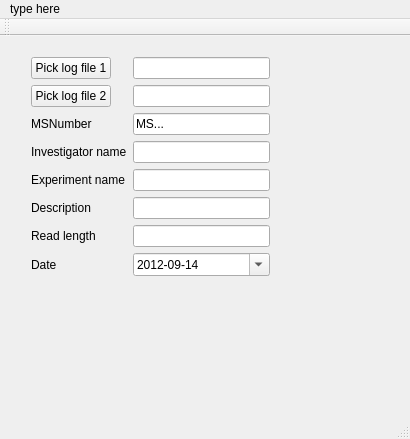
Qt form mainwindow.ui (medvir/neomerger) before a commit.
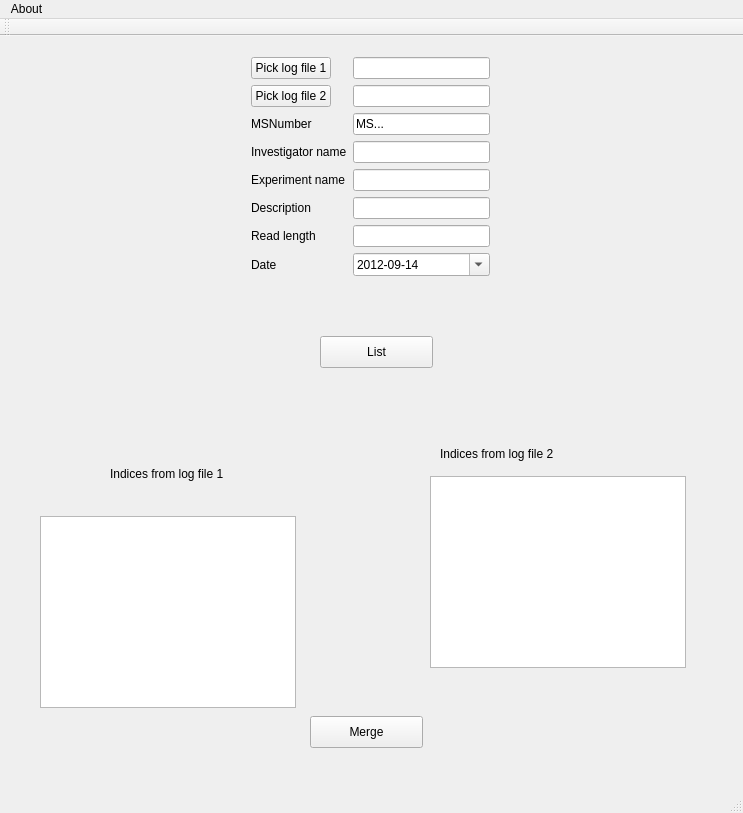
The same form after that commit.

```diff
--- a/mainwindow.ui
+++ b/mainwindow.ui
@@ -6,21 +6,21 @@
    <rect>
     <x>0</x>
     <y>0</y>
-    <width>410</width>
-    <height>439</height>
+    <width>743</width>
+    <height>813</height>
    </rect>
   </property>
   <property name="windowTitle">
    <string>MainWindow</string>
   </property>
   <widget class="QWidget" name="centralWidget">
-   <widget class="QWidget" name="">
+   <widget class="QWidget" name="layoutWidget">
     <property name="geometry">
      <rect>
-      <x>20</x>
+      <x>240</x>
       <y>10</y>
       <width>261</width>
-      <height>251</height>
+      <height>279</height>
      </rect>
     </property>
     <layout class="QFormLayout" name="formLayout">
@@ -131,33 +131,116 @@
      </item>
     </layout>
    </widget>
+   <widget class="QPushButton" name="listButton">
+    <property name="geometry">
+     <rect>
+      <x>320</x>
+      <y>300</y>
+      <width>113</width>
+      <height>32</height>
+     </rect>
+    </property>
+    <property name="text">
+     <string>List</string>
+    </property>
+   </widget>
+   <widget class="QPushButton" name="mergeButton">
+    <property name="geometry">
+     <rect>
+      <x>310</x>
+      <y>680</y>
+      <width>113</width>
+      <height>32</height>
+     </rect>
+    </property>
+    <property name="text">
+     <string>Merge</string>
+    </property>
+   </widget>
+   <widget class="QListWidget" name="listWidget_1">
+    <property name="geometry">
+     <rect>
+      <x>40</x>
+      <y>480</y>
+      <width>256</width>
+      <height>192</height>
+     </rect>
+    </property>
+   </widget>
+   <widget class="QListWidget" name="listWidget_2">
+    <property name="geometry">
+     <rect>
+      <x>430</x>
+      <y>440</y>
+      <width>256</width>
+      <height>192</height>
+     </rect>
+    </property>
+   </widget>
+   <widget class="QLabel" name="label_7">
+    <property name="geometry">
+     <rect>
+      <x>110</x>
+      <y>430</y>
+      <width>141</width>
+      <height>16</height>
+     </rect>
+    </property>
+    <property name="text">
+     <string>Indices from log file 1</string>
+    </property>
+   </widget>
+   <widget class="QLabel" name="label_8">
+    <property name="geometry">
+     <rect>
+      <x>440</x>
+      <y>410</y>
+      <width>141</width>
+      <height>16</height>
+     </rect>
+    </property>
+    <property name="text">
+     <string>Indices from log file 2</string>
+    </property>
+   </widget>
   </widget>
+  <widget class="QToolBar" name="mainToolBar">
+   <attribute name="toolBarArea">
+    <enum>TopToolBarArea</enum>
+   </attribute>
+   <attribute name="toolBarBreak">
+    <bool>false</bool>
+   </attribute>
+  </widget>
+  <widget class="QStatusBar" name="statusBar"/>
   <widget class="QMenuBar" name="menuBar">
    <property name="geometry">
     <rect>
      <x>0</x>
      <y>0</y>
-     <width>410</width>
+     <width>743</width>
      <height>22</height>
     </rect>
    </property>
-   <widget class="QMenu" name="menuType_here">
+   <widget class="QMenu" name="menuAbout">
     <property name="title">
-     <string>type here</string>
+     <string>About</string>
     </property>
     <addaction name="separator"/>
    </widget>
-   <addaction name="menuType_here"/>
+   <addaction name="menuAbout"/>
   </widget>
-  <widget class="QToolBar" name="mainToolBar">
-   <attribute name="toolBarArea">
-    <enum>TopToolBarArea</enum>
-   </attribute>
-   <attribute name="toolBarBreak">
-    <bool>false</bool>
-   </attribute>
-  </widget>
-  <widget class="QStatusBar" name="statusBar"/>
+  <action name="actionQuit">
+   <property name="text">
+    <string>Quit</string>
+   </property>
+   <property name="toolTip">
+    <string>&lt;html&gt;&lt;head/&gt;&lt;body&gt;&lt;p&gt;Exit application&lt;/p&gt;&lt;/body&gt;&lt;/html&gt;</string>
+   </property>
+   <property name="shortcut">
+    <string>Meta+Q</string>
+   </property>
+  </action>
  </widget>
  <layoutdefault spacing="6" margin="11"/>
  <resources/>
```
Left out of the diff: 26 changed lines with no effect on the pictures.
